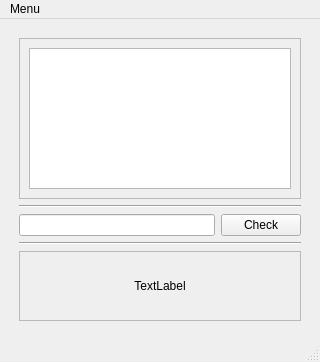
Above: master_mind_main_gui.ui from Kiciohub/KicioMind before the change. Below: the same form after it.
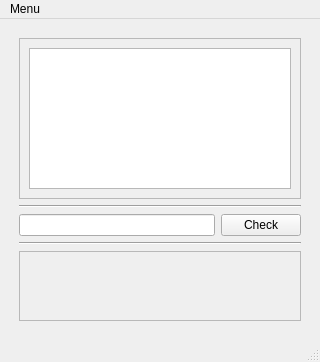
That is the form after the change.

Commit message: dynamiczne dodawanie przycisków + handlerów

Patch:
```diff
--- a/master_mind_main_gui.ui
+++ b/master_mind_main_gui.ui
@@ -100,28 +100,15 @@
           <rect>
            <x>0</x>
            <y>0</y>
-           <width>286</width>
-           <height>124</height>
+           <width>280</width>
+           <height>73</height>
           </rect>
          </property>
          <layout class="QVBoxLayout" name="verticalLayout_6">
           <item>
            <layout class="QVBoxLayout" name="verticalLayout_5">
             <item>
-             <widget class="QLabel" name="symbols_quantity_label">
-              <property name="frameShape">
-               <enum>QFrame::NoFrame</enum>
-              </property>
-              <property name="text">
-               <string>TextLabel</string>
-              </property>
-              <property name="alignment">
-               <set>Qt::AlignCenter</set>
-              </property>
-              <property name="wordWrap">
-               <bool>true</bool>
-              </property>
-             </widget>
+             <layout class="QGridLayout" name="gridLayout"/>
             </item>
            </layout>
           </item>
```
Left out of the diff: 17 changed lines with no effect on the pictures. The commit also changes 2 other files.
